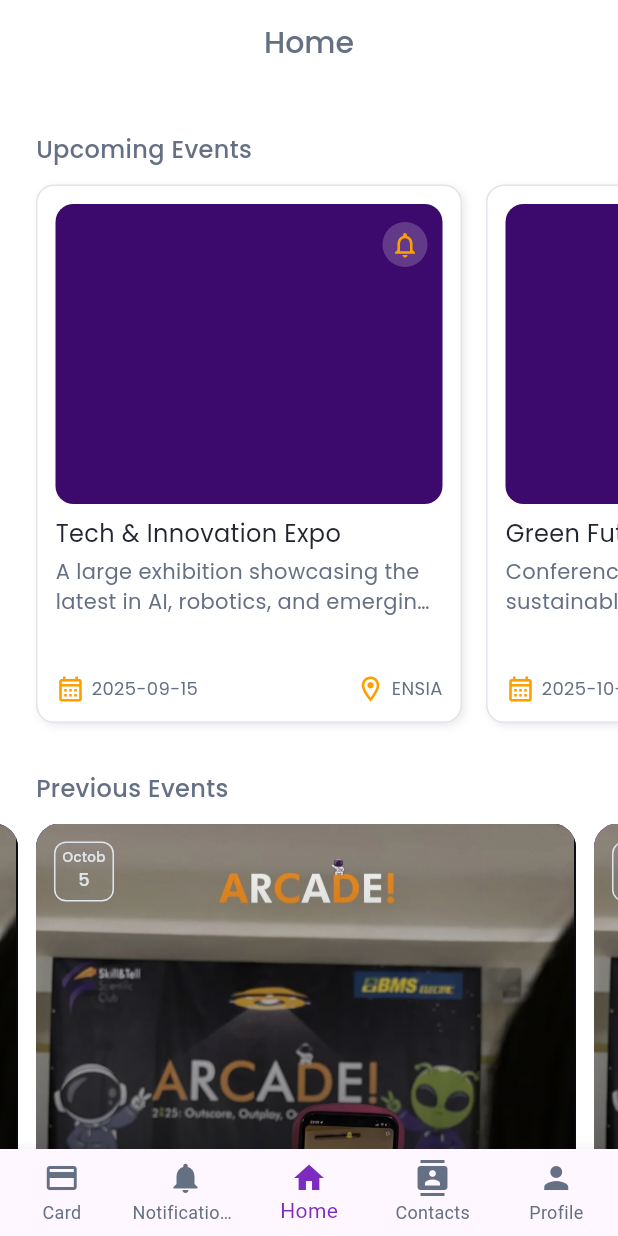
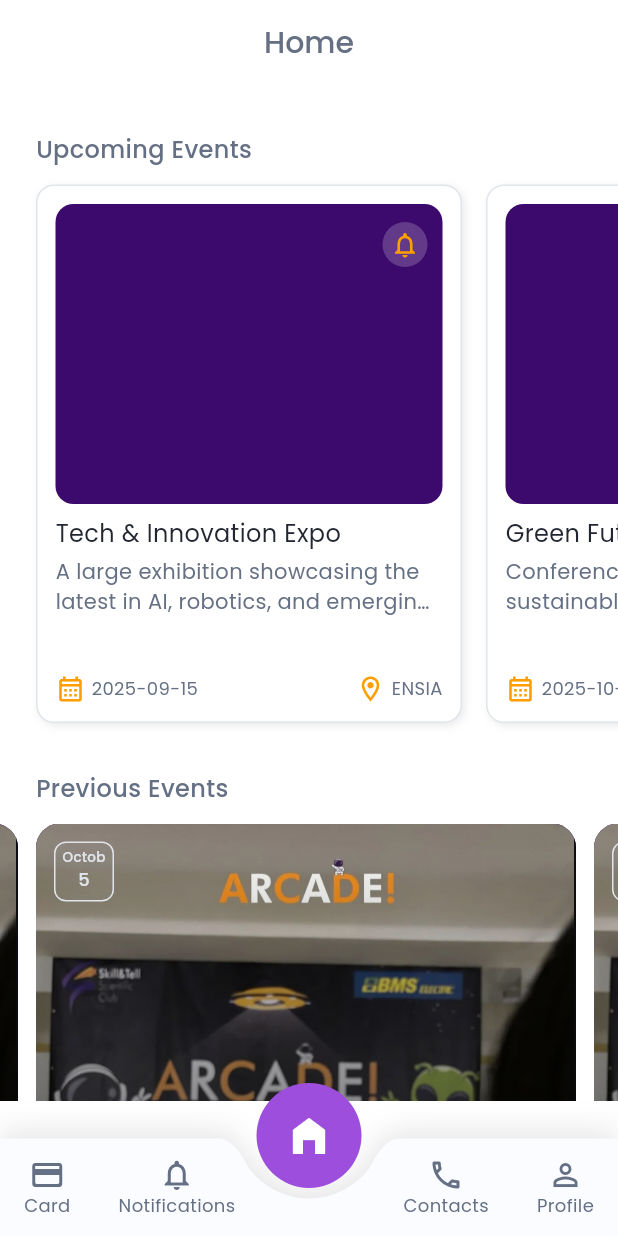
Before and after one commit to BadriAmouri/Skill-Tell_App, a Flutter app: the screen it shows after launch, on a phone screen of 412 x 824 dp. Run offline on Flutter 3.47's test engine with Material 3 defaults, Android fonts, the light colour scheme and no system bars.

Commit message:
fixed the bottom navbar

```diff
--- a/snt_app/lib/Screens/empty_screen.dart
+++ b/snt_app/lib/Screens/empty_screen.dart
@@ -21,7 +21,7 @@
         backgroundColor: AppColors.White,
         elevation: 0,
       ),
-      bottomNavigationBar: BottomNavBar(currentIndex: selectedIndex,),
+      bottomNavigationBar: CustomBottomNavBar(currentIndex: selectedIndex,),
       body: const Center(
         child: Text(
           'EMPTY Screen!',
--- a/snt_app/lib/Screens/home_screen.dart
+++ b/snt_app/lib/Screens/home_screen.dart
@@ -15,7 +15,7 @@
 
 class _HomeScreenState extends State<HomeScreen> {
 
-  int _selectedIndex = 2;
+  int _selectedIndex = -1;
 
   @override
   Widget build(BuildContext context) {
@@ -30,7 +30,7 @@
         backgroundColor: AppColors.White,
         elevation: 0,
       ),
-      bottomNavigationBar: BottomNavBar(currentIndex: _selectedIndex,),
+      bottomNavigationBar: CustomBottomNavBar(currentIndex: _selectedIndex,),
       body: SafeArea(
         child: SingleChildScrollView(
           // gotta fix the padding
@@ -54,7 +54,9 @@
               Padding(
                 padding: EdgeInsets.only(top: 32),
                 child: DepartmentsSection(title: "Our Departments")
-              )
+              ),
+
+              SizedBox(height: 32,)
             ],
           ),
         ),
--- a/snt_app/lib/Widgets/General/bottom_navbar.dart
+++ b/snt_app/lib/Widgets/General/bottom_navbar.dart
@@ -2,61 +2,161 @@
 import 'package:snt_app/Screens/empty_screen.dart';
 import 'package:snt_app/Screens/home_screen.dart';
 import 'package:snt_app/Theme/theme.dart';
-
-class BottomNavBar extends StatelessWidget {
+class CustomBottomNavBar extends StatelessWidget {
 
   final int currentIndex;
 
-  const BottomNavBar({
-    super.key,
+  void onTap(int index, BuildContext context) {
+    Navigator.pushReplacement(
+      context,
+      MaterialPageRoute(builder: (context) => EmptyScreen(selectedIndex: index,)),
+    );
+  }
+
+  const CustomBottomNavBar({
+
+    Key? key,
     required this.currentIndex,
-  });
+  }) : super(key: key);
 
   @override
   Widget build(BuildContext context) {
-    return BottomNavigationBar(
+    return Container(
+      decoration: const BoxDecoration(
+        color: Colors.transparent,
+      ),
+      height: 90, // give actual space for navbar
+      child: Stack(
+        clipBehavior: Clip.none,
+        children: [
+          Positioned(
+            bottom: 0,
+            left: 0,
+            right: 0,
+            child: CustomPaint(
+              painter: _NavBarPainter(),
+              child: SizedBox(
+                height: 65,
+                child: Row(
+                  mainAxisAlignment: MainAxisAlignment.spaceAround,
+                  children: [
+                    _navItem(Icons.credit_card_rounded, "Card", 0, context),
+                    _navItem(Icons.notifications_outlined, "Notifications", 1, context),
+                    const SizedBox(width: 48), // space for FAB
+                    _navItem(Icons.call_outlined, "Contacts", 2, context),
+                    _navItem(Icons.person_outline, "Profile", 3, context),
+                  ],
+                ),
+              ),
+            ),
+          ),
 
-        currentIndex: currentIndex,
-        onTap: (int index) {
-          if(index == 2) {
-            Navigator.pushReplacement(
-              context,
-              MaterialPageRoute(builder: (context) => const HomeScreen()),
-            );
-          }
-          else {
-            Navigator.pushReplacement(
-              context,
-              MaterialPageRoute(builder: (context) => EmptyScreen(selectedIndex: index,)),
-            );
-          }
-        },
-        type: BottomNavigationBarType.fixed,
-        selectedItemColor: AppColors.Main500,
-        unselectedItemColor: AppColors.Neutral400,
+          // Floating Home Button
+          Positioned(
+            top: -12, // just slightly above the navbar
+            left: 0,
+            right: 0,
+            child: Center(
+              child: GestureDetector(
+                onTap: () {
+                  Navigator.pushReplacement(
+                    context,
+                    MaterialPageRoute(builder: (context) => const HomeScreen()),
+                  );
+                },
+                child: Container(
+                  width: 70,
+                  height: 70,
+                  decoration: BoxDecoration(
+                    color: AppColors.Main400,
+                    shape: BoxShape.circle,
+                  ),
+                  child: const Icon(
+                    Icons.home_filled,
+                    size: 32,
+                    color: AppColors.White,
+                  ),
+                ),
+              ),
+            ),
+          ),
+        ],
+      ),
+    );
 
-        items: [
-             BottomNavigationBarItem(
-            icon: Icon(Icons.credit_card),
-            label: "Card",
+  }
+
+  Widget _navItem(IconData icon, String label, int index, BuildContext context) {
+    final isActive = currentIndex == index;
+    return InkWell(
+      onTap: () => onTap(index, context),
+      child: Column(
+        mainAxisAlignment: MainAxisAlignment.center,
+        children: [
+          Icon(
+            icon,
+            color: isActive ? AppColors.Main400 : AppColors.Neutral400,
+          ),
+          Text(
+            label,
+            style: TextStyle(
+              color: isActive ?  AppColors.Main400 : AppColors.Neutral400,
+              fontSize: 12,
+              fontFamily: 'Poppins',
             ),
-            BottomNavigationBarItem(
-            icon: Icon(Icons.notifications),
-            label: "Notifications",
-            ),
-            BottomNavigationBarItem(
-            icon: Icon(Icons.home),
-            label: "Home",
-            ),
-            BottomNavigationBarItem(
-            icon: Icon(Icons.contacts),
-            label: "Contacts",
-            ),
-            BottomNavigationBarItem(
-            icon: Icon(Icons.person),
-            label: "Profile",
-            ),
+          ),
         ],
+      ),
     );
   }
 }
+class _NavBarPainter extends CustomPainter {
+  @override
+  void paint(Canvas canvas, Size size) {
+    const double fabRadius = 40.0;
+
+    Path path = Path();
+    path.moveTo(0, 0);
+    path.lineTo((size.width / 2) - fabRadius - 20, 0);
+
+    // Left curve into the cutout
+    path.quadraticBezierTo(
+      (size.width / 2) - fabRadius - 10, 0,
+      (size.width / 2) - fabRadius, 20,
+    );
+
+    // Big central arc for the home button
+    path.arcToPoint(
+      Offset((size.width / 2) + fabRadius, 20),
+      radius: const Radius.circular(50),
+      clockwise: false,
+    );
+
+    // Right curve out of the cutout
+    path.quadraticBezierTo(
+      (size.width / 2) + fabRadius + 10, 0,
+      (size.width / 2) + fabRadius + 20, 0,
+    );
+
+    path.lineTo(size.width, 0);
+    path.lineTo(size.width, size.height);
+    path.lineTo(0, size.height);
+    path.close();
+
+    Paint shadowPaint = Paint()
+      ..color = Color.fromRGBO(0, 0, 0, 0.1) // opacity = 0.1
+      ..maskFilter = const MaskFilter.blur(BlurStyle.normal, 10); // blur = 10
+
+    canvas.save();
+    canvas.translate(0, -5); // Y offset = -5 (move shadow up)
+    canvas.drawPath(path, shadowPaint);
+    canvas.restore();
+
+    // --- Draw navbar background ---
+    Paint bgPaint = Paint()..color = Color.fromRGBO(250, 252, 255, 1);
+    canvas.drawPath(path, bgPaint);
+  }
+
+  @override
+  bool shouldRepaint(covariant CustomPainter oldDelegate) => false;
+}
```
